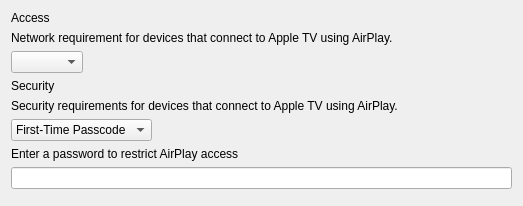
Qt form FWAdminLib/Configurator/AirPlaySecurityForm.ui (fw-dev/translations) before a commit.
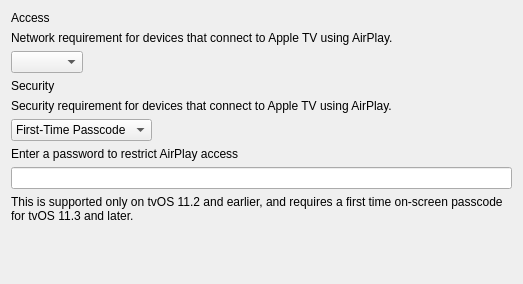
The same form after that commit.

```diff
--- a/FWAdminLib/Configurator/AirPlaySecurityForm.ui
+++ b/FWAdminLib/Configurator/AirPlaySecurityForm.ui
@@ -7,7 +7,7 @@
     <x>0</x>
     <y>0</y>
     <width>523</width>
-    <height>206</height>
+    <height>284</height>
    </rect>
   </property>
   <property name="windowTitle">
@@ -48,7 +48,7 @@
    <item>
     <widget class="QLabel" name="lTipSecurity">
      <property name="text">
-      <string>Security requirements for devices that connect to Apple TV using AirPlay.</string>
+      <string>Security requirement for devices that connect to Apple TV using AirPlay.</string>
      </property>
     </widget>
    </item>
@@ -102,6 +102,16 @@
      </layout>
     </widget>
    </item>
+   <item>
+    <widget class="QLabel" name="labelNoneWarning">
+     <property name="text">
+      <string>This is supported only on tvOS 11.2 and earlier, and requires a first time on-screen passcode for tvOS 11.3 and later.</string>
+     </property>
+     <property name="wordWrap">
+      <bool>true</bool>
+     </property>
+    </widget>
+   </item>
    <item>
     <spacer name="verticalSpacer">
      <property name="orientation">
```
